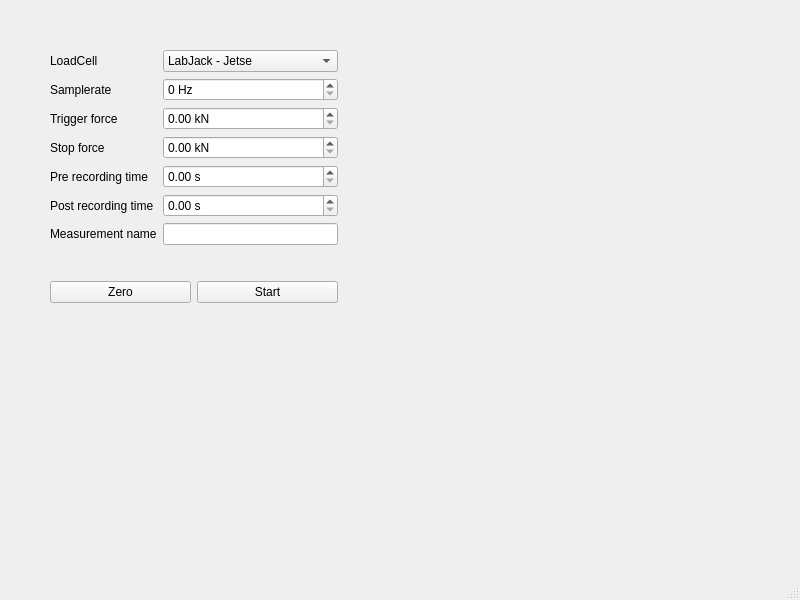
HowNotToHighline/QtLoadCellDriver, file src/mainwindow.ui: the form before one commit.
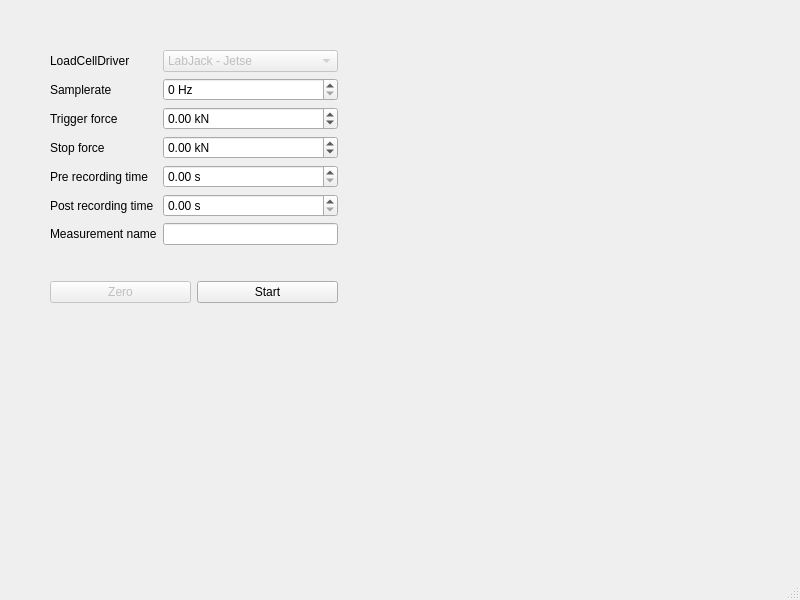
The form after the commit.

Diff of the .ui file:
```diff
--- a/src/mainwindow.ui
+++ b/src/mainwindow.ui
@@ -14,7 +14,7 @@
    <string>MainWindow</string>
   </property>
   <widget class="QWidget" name="centralwidget">
-   <widget class="QWidget" name="">
+   <widget class="QWidget" name="layoutWidget">
     <property name="geometry">
      <rect>
       <x>50</x>
@@ -29,12 +29,15 @@
        <item row="0" column="0">
         <widget class="QLabel" name="label">
          <property name="text">
-          <string>LoadCell</string>
+          <string>LoadCellDriver</string>
          </property>
         </widget>
        </item>
        <item row="0" column="1">
         <widget class="QComboBox" name="comboBox">
+         <property name="enabled">
+          <bool>false</bool>
+         </property>
          <item>
           <property name="text">
            <string>LabJack - Jetse</string>
@@ -76,6 +79,12 @@
          <property name="suffix">
           <string> kN</string>
          </property>
+         <property name="minimum">
+          <double>-99.989999999999995</double>
+         </property>
+         <property name="singleStep">
+          <double>0.100000000000000</double>
+         </property>
         </widget>
        </item>
        <item row="3" column="0">
@@ -90,6 +99,12 @@
          <property name="suffix">
           <string> kN</string>
          </property>
+         <property name="minimum">
+          <double>-99.989999999999995</double>
+         </property>
+         <property name="singleStep">
+          <double>0.100000000000000</double>
+         </property>
         </widget>
        </item>
        <item row="4" column="0">
@@ -135,7 +150,10 @@
      <item>
       <layout class="QHBoxLayout" name="horizontalLayout">
        <item>
-        <widget class="QPushButton" name="pushButton">
+        <widget class="QPushButton" name="tareButton">
+         <property name="enabled">
+          <bool>false</bool>
+         </property>
          <property name="text">
           <string>Zero</string>
          </property>
```
Left out of the diff: 14 changed lines with no effect on the pictures.
